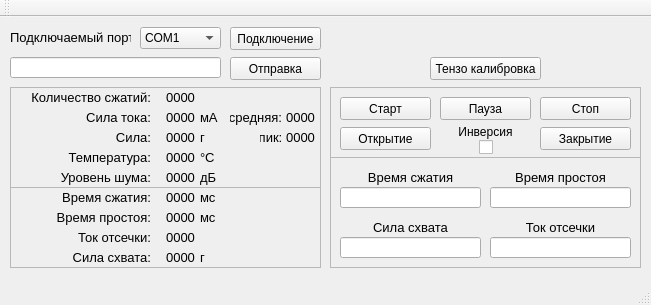
This is mainwindow.ui in Evrei-XD/Service_utility as Qt 5 draws it before an edit. The edited form follows.
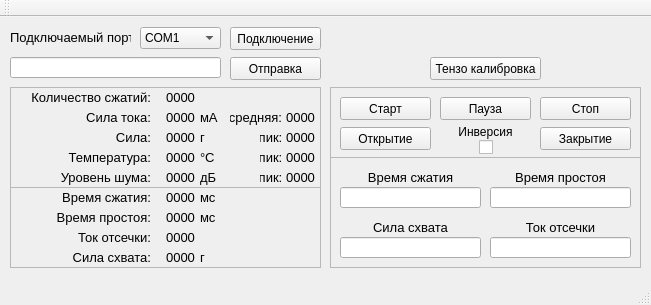
This is the edited form.

Patch:
```diff
--- a/mainwindow.ui
+++ b/mainwindow.ui
@@ -1338,6 +1338,162 @@
        <set>Qt::AlignLeading|Qt::AlignLeft|Qt::AlignVCenter</set>
       </property>
      </widget>
+     <widget class="QLabel" name="info_temperature_max">
+      <property name="enabled">
+       <bool>true</bool>
+      </property>
+      <property name="geometry">
+       <rect>
+        <x>250</x>
+        <y>60</y>
+        <width>21</width>
+        <height>21</height>
+       </rect>
+      </property>
+      <property name="sizePolicy">
+       <sizepolicy hsizetype="Fixed" vsizetype="Fixed">
+        <horstretch>0</horstretch>
+        <verstretch>0</verstretch>
+       </sizepolicy>
+      </property>
+      <property name="font">
+       <font>
+        <family>Segoe UI Symbol</family>
+        <pointsize>10</pointsize>
+        <weight>50</weight>
+        <bold>false</bold>
+       </font>
+      </property>
+      <property name="contextMenuPolicy">
+       <enum>Qt::NoContextMenu</enum>
+      </property>
+      <property name="layoutDirection">
+       <enum>Qt::LeftToRight</enum>
+      </property>
+      <property name="text">
+       <string>пик:</string>
+      </property>
+      <property name="alignment">
+       <set>Qt::AlignCenter</set>
+      </property>
+     </widget>
+     <widget class="QLabel" name="info_noise_level_max">
+      <property name="enabled">
+       <bool>true</bool>
+      </property>
+      <property name="geometry">
+       <rect>
+        <x>250</x>
+        <y>80</y>
+        <width>21</width>
+        <height>21</height>
+       </rect>
+      </property>
+      <property name="sizePolicy">
+       <sizepolicy hsizetype="Fixed" vsizetype="Fixed">
+        <horstretch>0</horstretch>
+        <verstretch>0</verstretch>
+       </sizepolicy>
+      </property>
+      <property name="font">
+       <font>
+        <family>Segoe UI Symbol</family>
+        <pointsize>10</pointsize>
+        <weight>50</weight>
+        <bold>false</bold>
+       </font>
+      </property>
+      <property name="contextMenuPolicy">
+       <enum>Qt::NoContextMenu</enum>
+      </property>
+      <property name="layoutDirection">
+       <enum>Qt::LeftToRight</enum>
+      </property>
+      <property name="text">
+       <string>пик:</string>
+      </property>
+      <property name="alignment">
+       <set>Qt::AlignCenter</set>
+      </property>
+     </widget>
+     <widget class="QLabel" name="receive_temperature_max">
+      <property name="enabled">
+       <bool>true</bool>
+      </property>
+      <property name="geometry">
+       <rect>
+        <x>270</x>
+        <y>60</y>
+        <width>41</width>
+        <height>21</height>
+       </rect>
+      </property>
+      <property name="sizePolicy">
+       <sizepolicy hsizetype="Fixed" vsizetype="Fixed">
+        <horstretch>0</horstretch>
+        <verstretch>0</verstretch>
+       </sizepolicy>
+      </property>
+      <property name="font">
+       <font>
+        <family>Segoe UI Symbol</family>
+        <pointsize>10</pointsize>
+        <weight>50</weight>
+        <bold>false</bold>
+       </font>
+      </property>
+      <property name="contextMenuPolicy">
+       <enum>Qt::NoContextMenu</enum>
+      </property>
+      <property name="layoutDirection">
+       <enum>Qt::LeftToRight</enum>
+      </property>
+      <property name="text">
+       <string>0000</string>
+      </property>
+      <property name="alignment">
+       <set>Qt::AlignCenter</set>
+      </property>
+     </widget>
+     <widget class="QLabel" name="receive_noise_level_max">
+      <property name="enabled">
+       <bool>true</bool>
+      </property>
+      <property name="geometry">
+       <rect>
+        <x>270</x>
+        <y>80</y>
+        <width>41</width>
+        <height>21</height>
+       </rect>
+      </property>
+      <property name="sizePolicy">
+       <sizepolicy hsizetype="Fixed" vsizetype="Fixed">
+        <horstretch>0</horstretch>
+        <verstretch>0</verstretch>
+       </sizepolicy>
+      </property>
+      <property name="font">
+       <font>
+        <family>Segoe UI Symbol</family>
+        <pointsize>10</pointsize>
+        <weight>50</weight>
+        <bold>false</bold>
+       </font>
+      </property>
+      <property name="contextMenuPolicy">
+       <enum>Qt::NoContextMenu</enum>
+      </property>
+      <property name="layoutDirection">
+       <enum>Qt::LeftToRight</enum>
+      </property>
+      <property name="text">
+       <string>0000</string>
+      </property>
+      <property name="alignment">
+       <set>Qt::AlignCenter</set>
+      </property>
+     </widget>
     </widget>
    </widget>
    <widget class="QFrame" name="frame_3">
```
